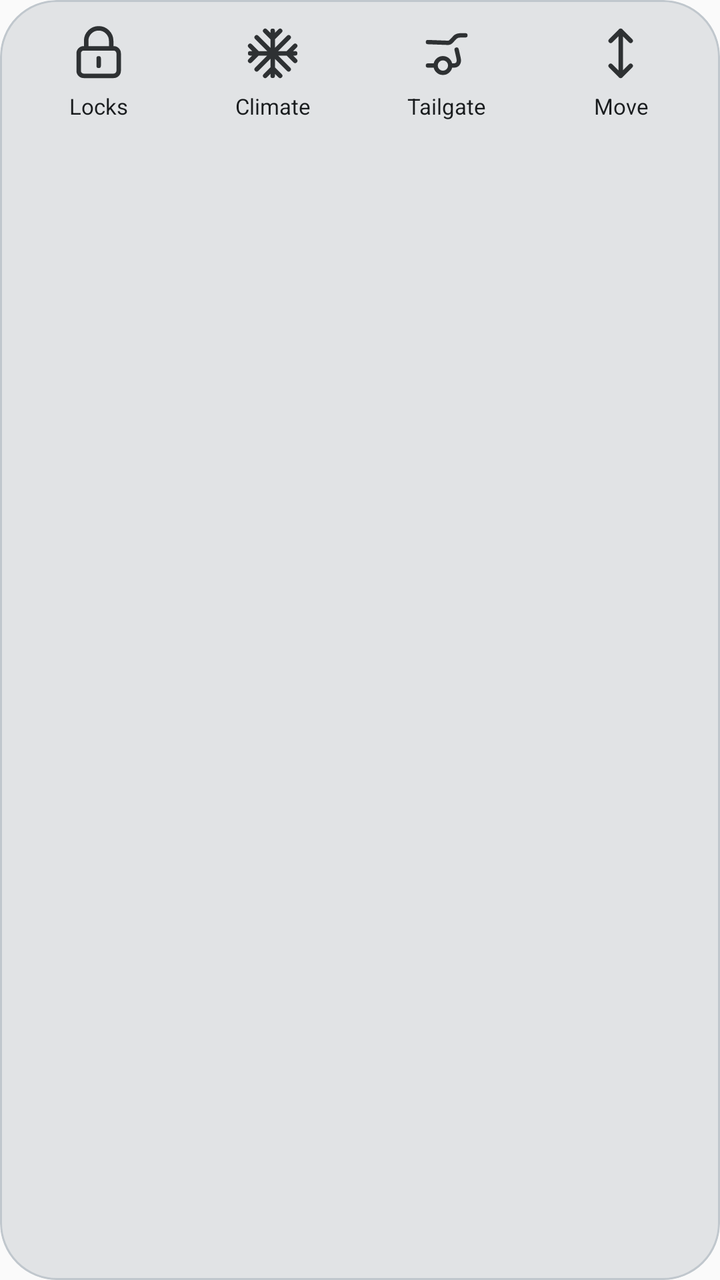
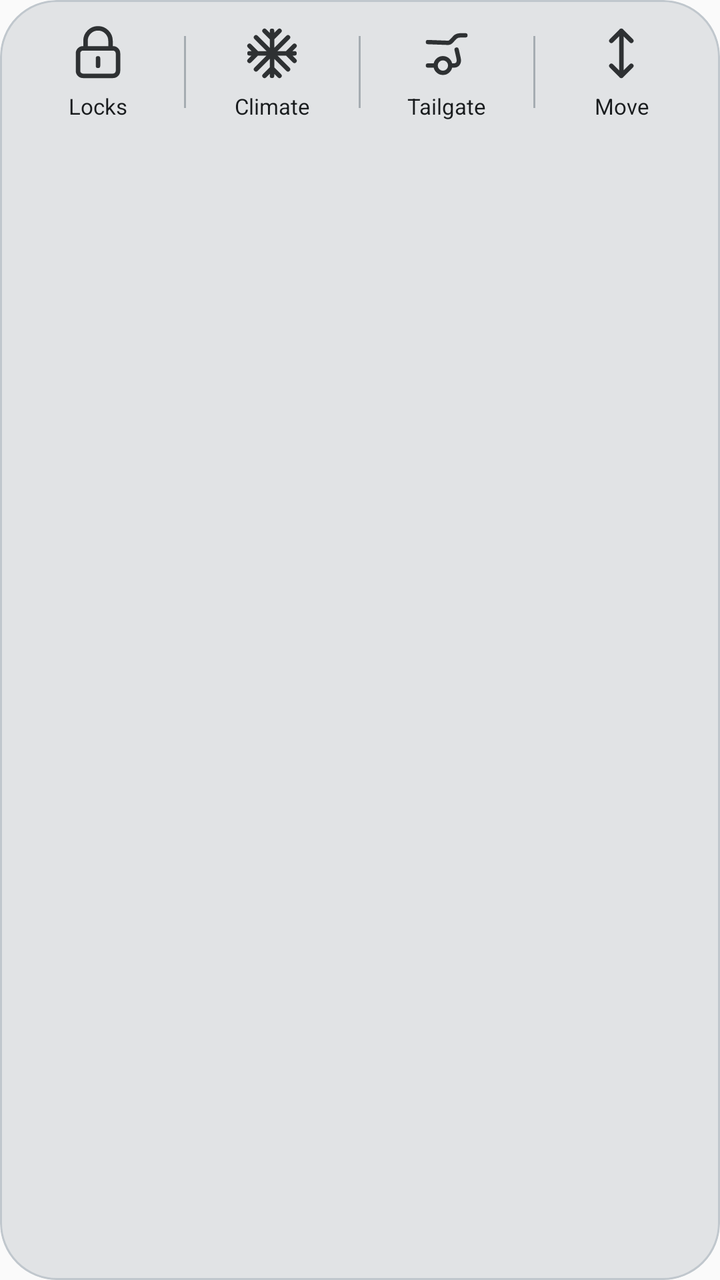

Compare the two renders of this Android layout. The source of the first and the diff that turns it into the second are given below.
<!-- AndroidManifest.xml: application theme android:Theme.Material.Light.NoActionBar -->
<!-- res/layout/widget_favorites_preview.xml -->
<LinearLayout xmlns:android="http://schemas.android.com/apk/res/android" android:layout_width="match_parent" android:layout_height="72dp" android:orientation="vertical" android:padding="6dp" android:background="@drawable/surface_system" android:clipToOutline="true"><LinearLayout android:layout_width="match_parent" android:layout_height="60dp" android:gravity="center"><LinearLayout android:layout_width="0dp" android:layout_weight="1" android:layout_height="match_parent" android:gravity="center" android:orientation="vertical"><ImageView android:layout_width="30dp" android:layout_height="30dp" android:src="@drawable/preview_lock" android:tint="@color/widget_initial_icon"/><TextView android:layout_width="match_parent" android:layout_height="wrap_content" android:layout_marginTop="4dp" android:gravity="center" android:text="@string/action_locks" android:textSize="11sp" android:textColor="@color/widget_initial_primary" android:maxLines="1" android:ellipsize="end"/></LinearLayout><LinearLayout android:layout_width="0dp" android:layout_weight="1" android:layout_height="match_parent" android:gravity="center" android:orientation="vertical"><ImageView android:layout_width="30dp" android:layout_height="30dp" android:src="@drawable/preview_climate" android:tint="@color/widget_initial_icon"/><TextView android:layout_width="match_parent" android:layout_height="wrap_content" android:layout_marginTop="4dp" android:gravity="center" android:text="@string/action_climate" android:textSize="11sp" android:textColor="@color/widget_initial_primary" android:maxLines="1" android:ellipsize="end"/></LinearLayout><LinearLayout android:layout_width="0dp" android:layout_weight="1" android:layout_height="match_parent" android:gravity="center" android:orientation="vertical"><ImageView android:layout_width="30dp" android:layout_height="30dp" android:src="@drawable/preview_tailgate" android:tint="@color/widget_initial_icon"/><TextView android:layout_width="match_parent" android:layout_height="wrap_content" android:layout_marginTop="4dp" android:gravity="center" android:text="@string/action_tailgate" android:textSize="11sp" android:textColor="@color/widget_initial_primary" android:maxLines="1" android:ellipsize="end"/></LinearLayout><LinearLayout android:layout_width="0dp" android:layout_weight="1" android:layout_height="match_parent" android:gravity="center" android:orientation="vertical"><ImageView android:layout_width="30dp" android:layout_height="30dp" android:src="@drawable/preview_move" android:tint="@color/widget_initial_icon"/><TextView android:layout_width="match_parent" android:layout_height="wrap_content" android:layout_marginTop="4dp" android:gravity="center" android:text="@string/action_move" android:textSize="11sp" android:textColor="@color/widget_initial_primary" android:maxLines="1" android:ellipsize="end"/></LinearLayout></LinearLayout></LinearLayout>
<!-- resources referenced by this layout -->
<resources>
  <color name="widget_initial_icon">@android:color/system_neutral1_800</color>
  <color name="widget_initial_primary">@android:color/system_neutral1_900</color>
  <!-- drawable preview_climate (drawable) -->
  <vector xmlns:android="http://schemas.android.com/apk/res/android" android:width="24dp" android:height="24dp" android:viewportWidth="24" android:viewportHeight="24"><path android:fillColor="@android:color/transparent" android:strokeColor="#FFFFFFFF" android:strokeWidth="1.8" android:strokeLineCap="round" android:strokeLineJoin="round" android:pathData="M12,3v18M3,12h18M5.6,5.6l12.8,12.8M5.6,18.4L18.4,5.6M9,3l3,3l3,-3M9,21l3,-3l3,3M3,9l3,3l-3,3M21,9l-3,3l3,3"/></vector>
  <!-- drawable preview_lock (drawable) -->
  <vector xmlns:android="http://schemas.android.com/apk/res/android" android:width="24dp" android:height="24dp" android:viewportWidth="24" android:viewportHeight="24"><path android:fillColor="@android:color/transparent" android:strokeColor="#FFFFFFFF" android:strokeWidth="1.8" android:strokeLineCap="round" android:strokeLineJoin="round" android:pathData="M7,10V7a5,5 0,0 1,10,0v3M6,10h12a2,2 0,0 1,2,2v7a2,2 0,0 1,-2,2H6a2,2 0,0 1,-2,-2v-7a2,2 0,0 1,2,-2M12,14v3"/></vector>
  <!-- drawable preview_move (drawable) -->
  <vector xmlns:android="http://schemas.android.com/apk/res/android" android:width="24dp" android:height="24dp" android:viewportWidth="24" android:viewportHeight="24"><path android:fillColor="@android:color/transparent" android:strokeColor="#FFFFFFFF" android:strokeWidth="1.8" android:strokeLineCap="round" android:strokeLineJoin="round" android:pathData="M12,3v18M8,7l4,-4l4,4M8,17l4,4l4,-4"/></vector>
  <!-- drawable preview_tailgate (drawable) -->
  <vector xmlns:android="http://schemas.android.com/apk/res/android"
      android:width="32dp" android:height="32dp"
      android:viewportWidth="32" android:viewportHeight="32">
      <path android:fillColor="@android:color/transparent"
          android:strokeColor="#FFFFFFFF" android:strokeWidth="2.3"
          android:strokeLineCap="round" android:strokeLineJoin="round"
          android:pathData="M6,10 L16.8,10.4 Q17.8,10.4 18.7,9.3 L20.7,7.2 Q21.8,6.4 23.5,6.4 L26,6.4 M21.3,14 L22.3,18.3 C23,21.1 21.8,22.5 19.8,22.5 L18.1,22.5 M6,22.5 L10.1,22.5 M17.9,22.5 A3.9,3.9 0,1 1,10.1 22.5 A3.9,3.9 0,1 1,17.9 22.5"/>
  </vector>
  <!-- drawable surface_system (drawable) -->
  <shape xmlns:android="http://schemas.android.com/apk/res/android"><solid android:color="@color/widget_initial_background"/><corners android:radius="@dimen/widget_corner_radius"/><stroke android:width="1dp" android:color="@color/widget_initial_outline"/></shape>
  <string name="action_climate">Climate</string>
  <string name="action_locks">Locks</string>
  <string name="action_move">Move</string>
  <string name="action_tailgate">Tailgate</string>
  <color name="widget_initial_background">@android:color/system_neutral1_100</color>
  <dimen name="widget_corner_radius">@android:dimen/system_app_widget_background_radius</dimen>
  <color name="widget_initial_outline">@android:color/system_neutral2_200</color>
</resources>

<!-- the commit's change to res/layout/widget_favorites_preview.xml (unified diff, before → after) -->
@@ -1 +1,23 @@
-<LinearLayout xmlns:android="http://schemas.android.com/apk/res/android" android:layout_width="match_parent" android:layout_height="72dp" android:orientation="vertical" android:padding="6dp" android:background="@drawable/surface_system" android:clipToOutline="true"><LinearLayout android:layout_width="match_parent" android:layout_height="60dp" android:gravity="center"><LinearLayout android:layout_width="0dp" android:layout_weight="1" android:layout_height="match_parent" android:gravity="center" android:orientation="vertical"><ImageView android:layout_width="30dp" android:layout_height="30dp" android:src="@drawable/preview_lock" android:tint="@color/widget_initial_icon"/><TextView android:layout_width="match_parent" android:layout_height="wrap_content" android:layout_marginTop="4dp" android:gravity="center" android:text="@string/action_locks" android:textSize="11sp" android:textColor="@color/widget_initial_primary" android:maxLines="1" android:ellipsize="end"/></LinearLayout><LinearLayout android:layout_width="0dp" android:layout_weight="1" android:layout_height="match_parent" android:gravity="center" android:orientation="vertical"><ImageView android:layout_width="30dp" android:layout_height="30dp" android:src="@drawable/preview_climate" android:tint="@color/widget_initial_icon"/><TextView android:layout_width="match_parent" android:layout_height="wrap_content" android:layout_marginTop="4dp" android:gravity="center" android:text="@string/action_climate" android:textSize="11sp" android:textColor="@color/widget_initial_primary" android:maxLines="1" android:ellipsize="end"/></LinearLayout><LinearLayout android:layout_width="0dp" android:layout_weight="1" android:layout_height="match_parent" android:gravity="center" android:orientation="vertical"><ImageView android:layout_width="30dp" android:layout_height="30dp" android:src="@drawable/preview_tailgate" android:tint="@color/widget_initial_icon"/><TextView android:layout_width="match_parent" android:layout_height="wrap_content" android:layout_marginTop="4dp" android:gravity="center" android:text="@string/action_tailgate" android:textSize="11sp" android:textColor="@color/widget_initial_primary" android:maxLines="1" android:ellipsize="end"/></LinearLayout><LinearLayout android:layout_width="0dp" android:layout_weight="1" android:layout_height="match_parent" android:gravity="center" android:orientation="vertical"><ImageView android:layout_width="30dp" android:layout_height="30dp" android:src="@drawable/preview_move" android:tint="@color/widget_initial_icon"/><TextView android:layout_width="match_parent" android:layout_height="wrap_content" android:layout_marginTop="4dp" android:gravity="center" android:text="@string/action_move" android:textSize="11sp" android:textColor="@color/widget_initial_primary" android:maxLines="1" android:ellipsize="end"/></LinearLayout></LinearLayout></LinearLayout>
+<LinearLayout xmlns:android="http://schemas.android.com/apk/res/android" android:layout_width="match_parent" android:layout_height="72dp" android:orientation="vertical" android:padding="6dp" android:background="@drawable/surface_system" android:clipToOutline="true">
+  <LinearLayout android:layout_width="match_parent" android:layout_height="60dp" android:gravity="center">
+    <LinearLayout android:layout_width="0dp" android:layout_weight="1" android:layout_height="match_parent" android:gravity="center" android:orientation="vertical">
+      <ImageView android:layout_width="30dp" android:layout_height="30dp" android:src="@drawable/preview_lock" android:tint="@color/widget_initial_icon" />
+      <TextView android:layout_width="match_parent" android:layout_height="wrap_content" android:layout_marginTop="4dp" android:gravity="center" android:text="@string/action_locks" android:textSize="11sp" android:textColor="@color/widget_initial_primary" android:maxLines="1" android:ellipsize="end" />
+    </LinearLayout>
+    <TextView android:layout_width="1dp" android:layout_height="36dp" android:background="@color/widget_initial_action_divider" android:importantForAccessibility="no" />
+    <LinearLayout android:layout_width="0dp" android:layout_weight="1" android:layout_height="match_parent" android:gravity="center" android:orientation="vertical">
+      <ImageView android:layout_width="30dp" android:layout_height="30dp" android:src="@drawable/preview_climate" android:tint="@color/widget_initial_icon" />
+      <TextView android:layout_width="match_parent" android:layout_height="wrap_content" android:layout_marginTop="4dp" android:gravity="center" android:text="@string/action_climate" android:textSize="11sp" android:textColor="@color/widget_initial_primary" android:maxLines="1" android:ellipsize="end" />
+    </LinearLayout>
+    <TextView android:layout_width="1dp" android:layout_height="36dp" android:background="@color/widget_initial_action_divider" android:importantForAccessibility="no" />
+    <LinearLayout android:layout_width="0dp" android:layout_weight="1" android:layout_height="match_parent" android:gravity="center" android:orientation="vertical">
+      <ImageView android:layout_width="30dp" android:layout_height="30dp" android:src="@drawable/preview_tailgate" android:tint="@color/widget_initial_icon" />
+      <TextView android:layout_width="match_parent" android:layout_height="wrap_content" android:layout_marginTop="4dp" android:gravity="center" android:text="@string/action_tailgate" android:textSize="11sp" android:textColor="@color/widget_initial_primary" android:maxLines="1" android:ellipsize="end" />
+    </LinearLayout>
+    <TextView android:layout_width="1dp" android:layout_height="36dp" android:background="@color/widget_initial_action_divider" android:importantForAccessibility="no" />
+    <LinearLayout android:layout_width="0dp" android:layout_weight="1" android:layout_height="match_parent" android:gravity="center" android:orientation="vertical">
+      <ImageView android:layout_width="30dp" android:layout_height="30dp" android:src="@drawable/preview_move" android:tint="@color/widget_initial_icon" />
+      <TextView android:layout_width="match_parent" android:layout_height="wrap_content" android:layout_marginTop="4dp" android:gravity="center" android:text="@string/action_move" android:textSize="11sp" android:textColor="@color/widget_initial_primary" android:maxLines="1" android:ellipsize="end" />
+    </LinearLayout>
+  </LinearLayout>
+</LinearLayout>
<!-- resource entries referenced after the edit -->
@@ -1,5 +1,6 @@
 <!-- resources referenced by this layout -->
 <resources>
+  <color name="widget_initial_action_divider">@android:color/system_neutral2_300</color>
   <color name="widget_initial_icon">@android:color/system_neutral1_800</color>
   <color name="widget_initial_primary">@android:color/system_neutral1_900</color>
   <!-- drawable preview_climate (drawable) -->
